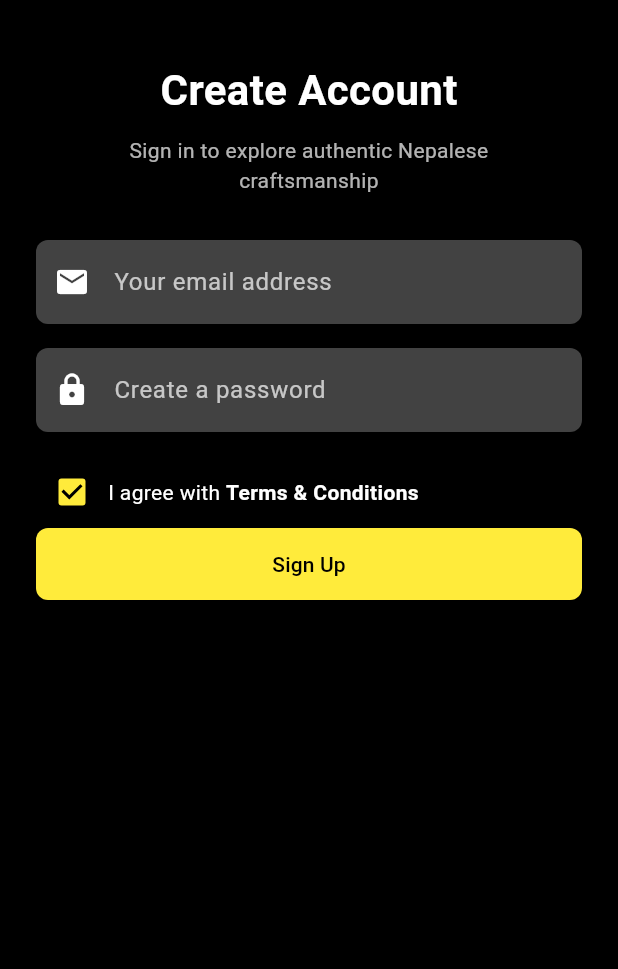
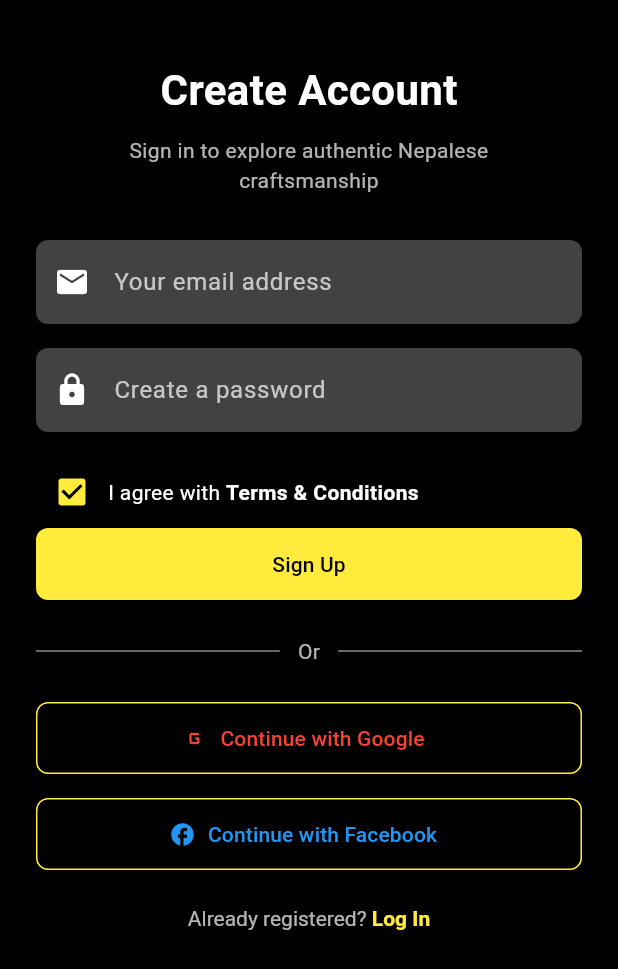
Before and after one commit to Ritesh230087/Rolo, a Flutter app: the screen it shows after launch, on a phone screen of 412 x 824 dp. Shown: the top 969 px of the screen. Run offline on Flutter 3.47's test engine with Material 3 defaults, Android fonts, the phone set to English and light mode, and no system bars.

Commit message:
Signup Screen Completed

```diff
--- a/lib/view/signup_page_view.dart
+++ b/lib/view/signup_page_view.dart
@@ -1,4 +1,5 @@
 import 'package:flutter/material.dart';
+import 'package:flutter/gestures.dart';
 
 class SignUpScreen extends StatelessWidget {
   const SignUpScreen({super.key});
@@ -115,6 +116,91 @@ class SignUpScreen extends StatelessWidget {
                 ),
               ),
               const SizedBox(height: 24),
+
+              // Divider with OR
+              Row(
+                children: [
+                  const Expanded(
+                    child: Divider(color: Colors.white54),
+                  ),
+                  const Padding(
+                    padding: EdgeInsets.symmetric(horizontal: 12),
+                    child: Text(
+                      'Or',
+                      style: TextStyle(color: Colors.white70),
+                    ),
+                  ),
+                  const Expanded(
+                    child: Divider(color: Colors.white54),
+                  ),
+                ],
+              ),
+              const SizedBox(height: 24),
+
+              // Google button
+              SizedBox(
+                width: double.infinity,
+                height: 48,
+                child: OutlinedButton.icon(
+                  onPressed: () {},
+                  style: OutlinedButton.styleFrom(
+                    side: const BorderSide(color: Colors.yellow),
+                    shape: RoundedRectangleBorder(
+                      borderRadius: BorderRadius.circular(8),
+                    ),
+                  ),
+                  icon: const Icon(Icons.g_mobiledata, color: Colors.red),
+                  label: const Text(
+                    'Continue with Google',
+                    style: TextStyle(color: Colors.red),
+                  ),
+                ),
+              ),
+              const SizedBox(height: 16),
+
+              // Facebook button
+              SizedBox(
+                width: double.infinity,
+                height: 48,
+                child: OutlinedButton.icon(
+                  onPressed: () {},
+                  style: OutlinedButton.styleFrom(
+                    side: const BorderSide(color: Colors.yellow),
+                    shape: RoundedRectangleBorder(
+                      borderRadius: BorderRadius.circular(8),
+                    ),
+                  ),
+                  icon: const Icon(Icons.facebook, color: Colors.blue),
+                  label: const Text(
+                    'Continue with Facebook',
+                    style: TextStyle(color: Colors.blue),
+                  ),
+                ),
+              ),
+              const SizedBox(height: 24),
+
+              // Login link
+              Center(
+                child: RichText(
+                  text: TextSpan(
+                    text: 'Already registered? ',
+                    style: TextStyle(color: Colors.white70),
+                    children: [
+                      TextSpan(
+                        text: 'Log In',
+                        style: TextStyle(
+                          color: Colors.yellow,
+                          fontWeight: FontWeight.bold,
+                        ),
+                        recognizer:TapGestureRecognizer()..onTap=(){
+                          // Navigator.push(context,
+                          // MaterialPageRoute(builder: (context)=>const LoginScreen()));
+                        },
+                      ),
+                    ],
+                  ),
+                ),
+              ),
             ],
           ),
         ),
```
